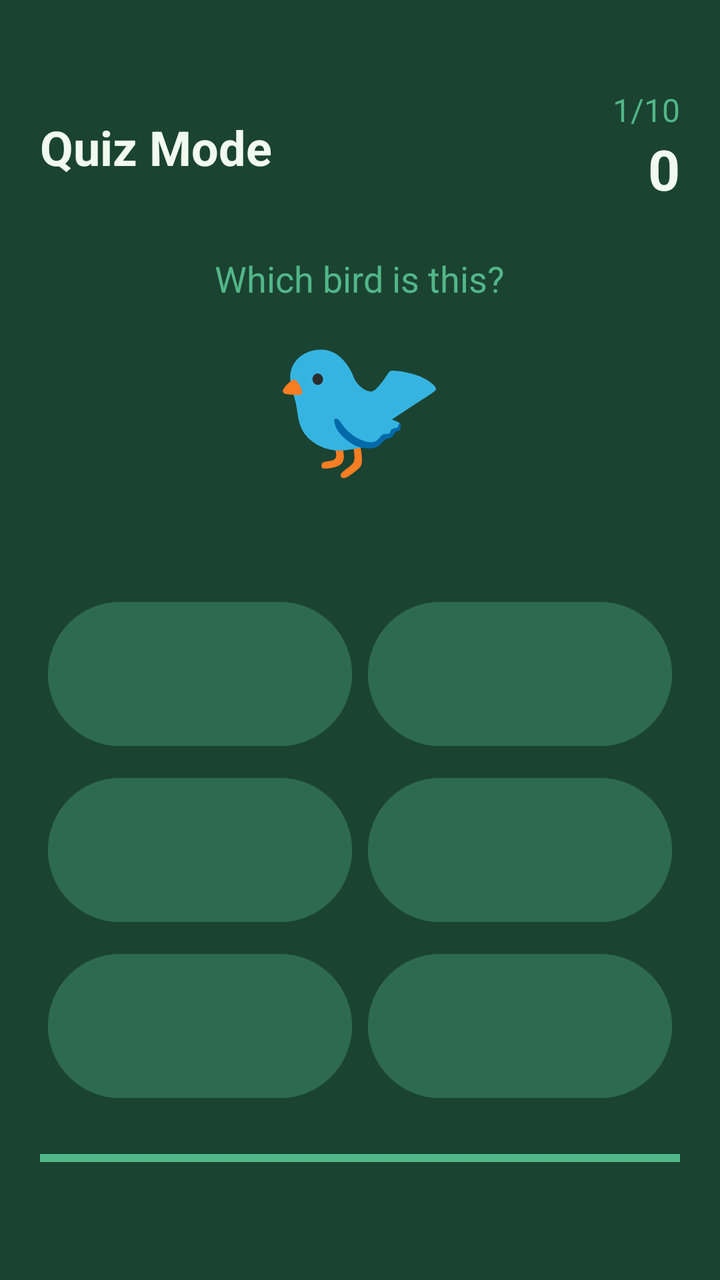
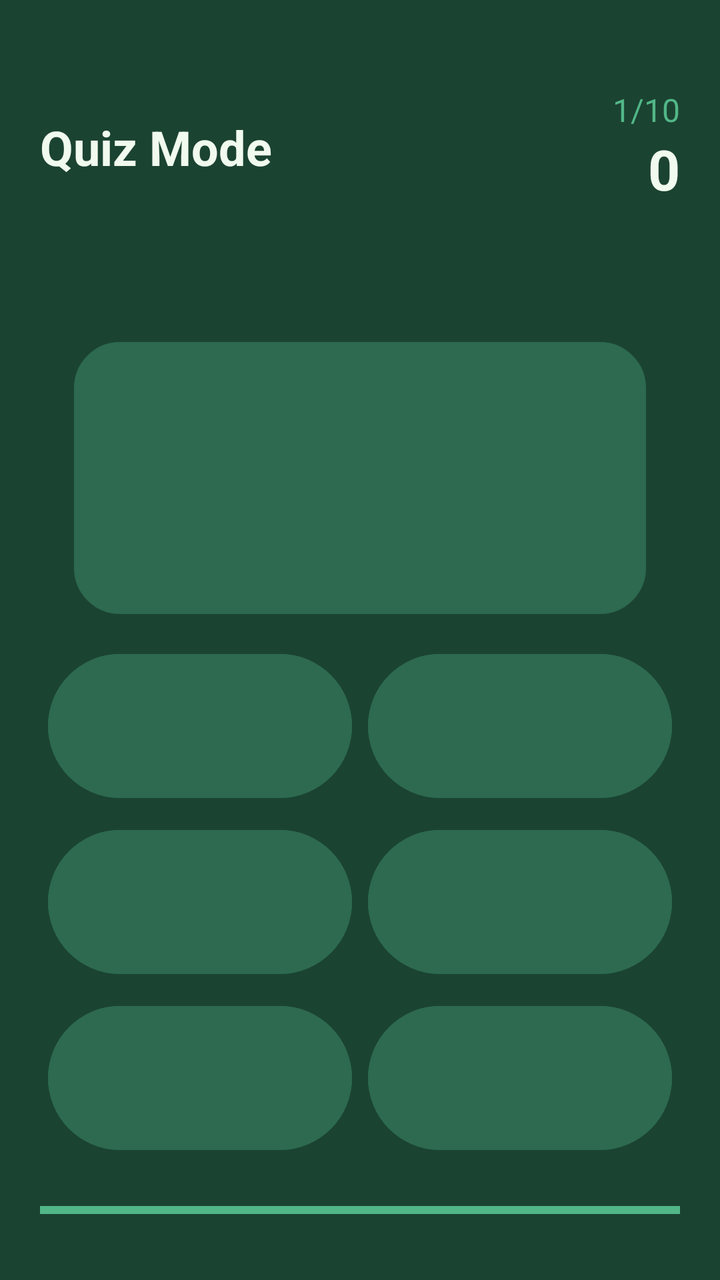

Two renders of the same Android screen: before a commit and after it. Below are the layout's source before the change and the commit's diff.
<!-- AndroidManifest.xml: application theme Theme.Birder -->
<!-- res/layout/activity_quiz.xml -->
<?xml version="1.0" encoding="utf-8"?>
<LinearLayout xmlns:android="http://schemas.android.com/apk/res/android"
    android:layout_width="match_parent"
    android:layout_height="match_parent"
    android:orientation="vertical"
    android:background="@color/green_dark"
    android:padding="20dp">

    
    <LinearLayout
        android:layout_width="match_parent"
        android:layout_height="wrap_content"
        android:orientation="horizontal"
        android:gravity="center_vertical"
        android:paddingTop="24dp"
        android:paddingBottom="16dp">

        <TextView
            android:layout_width="0dp"
            android:layout_height="wrap_content"
            android:layout_weight="1"
            android:text="Quiz Mode"
            android:textSize="24sp"
            android:textColor="@color/cream"
            android:textStyle="bold" />

        
        <LinearLayout
            android:layout_width="wrap_content"
            android:layout_height="wrap_content"
            android:orientation="vertical"
            android:gravity="end">

            <TextView
                android:id="@+id/tvProgress"
                android:layout_width="wrap_content"
                android:layout_height="wrap_content"
                android:text="1/10"
                android:textSize="16sp"
                android:textColor="@color/green_light" />

            <TextView
                android:id="@+id/tvScore"
                android:layout_width="wrap_content"
                android:layout_height="wrap_content"
                android:text="0"
                android:textSize="28sp"
                android:textColor="@color/cream"
                android:textStyle="bold" />
        </LinearLayout>
    </LinearLayout>

    
    <LinearLayout
        android:layout_width="match_parent"
        android:layout_height="0dp"
        android:layout_weight="1"
        android:gravity="center"
        android:orientation="vertical"
        android:layout_marginBottom="15dp">

        <TextView
            android:layout_width="wrap_content"
            android:layout_height="wrap_content"
            android:paddingTop="8dp"
            android:text="Which bird is this?"
            android:textColor="@color/green_light"
            android:textSize="18sp" />

        
        <TextView
            android:id="@+id/tvBirdEmoji"
            android:layout_width="wrap_content"
            android:layout_height="wrap_content"
            android:text="🐦"
            android:textSize="72sp"
            android:paddingBottom="12dp" />

        <TextView
            android:id="@+id/tvCommonName"
            android:layout_width="wrap_content"
            android:layout_height="wrap_content"
            android:textSize="26sp"
            android:textColor="@color/cream"
            android:textStyle="bold"
            android:gravity="center"
            android:paddingBottom="4dp" />

        <TextView
            android:id="@+id/tvScientificName"
            android:layout_width="wrap_content"
            android:layout_height="wrap_content"
            android:textSize="15sp"
            android:textColor="@color/green_light"
            android:textStyle="italic"
            android:gravity="center"
            android:paddingBottom="4dp" />

        <TextView
            android:id="@+id/tvSoundType"
            android:layout_width="wrap_content"
            android:layout_height="wrap_content"
            android:textSize="13sp"
            android:textColor="@color/green_light"
            android:paddingBottom="32dp" />

    </LinearLayout>

    
    <LinearLayout
        android:layout_width="match_parent"
        android:layout_height="wrap_content"
        android:orientation="vertical"
        android:layout_marginBottom="16dp">

        
        <LinearLayout
            android:layout_width="match_parent"
            android:layout_height="wrap_content"
            android:orientation="horizontal">

            <Button
                android:id="@+id/btnAnswer1"
                android:layout_width="0dp"
                android:layout_height="80dp"
                android:layout_weight="1"
                android:layout_margin="4dp"
                android:textSize="13sp"
                android:textColor="@color/cream"
                android:backgroundTint="@color/green_mid"
                android:gravity="center"
                android:maxLines="2"
                android:ellipsize="end" />

            <Button
                android:id="@+id/btnAnswer2"
                android:layout_width="0dp"
                android:layout_height="80dp"
                android:layout_weight="1"
                android:layout_margin="4dp"
                android:textSize="13sp"
                android:textColor="@color/cream"
                android:backgroundTint="@color/green_mid"
                android:gravity="center"
                android:maxLines="2"
                android:ellipsize="end" />

        </LinearLayout>

        
        <LinearLayout
            android:layout_width="match_parent"
            android:layout_height="wrap_content"
            android:orientation="horizontal">

            <Button
                android:id="@+id/btnAnswer3"
                android:layout_width="0dp"
                android:layout_height="80dp"
                android:layout_weight="1"
                android:layout_margin="4dp"
                android:textSize="13sp"
                android:textColor="@color/cream"
                android:backgroundTint="@color/green_mid"
                android:gravity="center"
                android:maxLines="2"
                android:ellipsize="end" />

            <Button
                android:id="@+id/btnAnswer4"
                android:layout_width="0dp"
                android:layout_height="80dp"
                android:layout_weight="1"
                android:layout_margin="4dp"
                android:textSize="13sp"
                android:textColor="@color/cream"
                android:backgroundTint="@color/green_mid"
                android:gravity="center"
                android:maxLines="2"
                android:ellipsize="end" />

        </LinearLayout>

        
        <LinearLayout
            android:layout_width="match_parent"
            android:layout_height="wrap_content"
            android:orientation="horizontal">

            <Button
                android:id="@+id/btnAnswer5"
                android:layout_width="0dp"
                android:layout_height="80dp"
                android:layout_weight="1"
                android:layout_margin="4dp"
                android:textSize="13sp"
                android:textColor="@color/cream"
                android:backgroundTint="@color/green_mid"
                android:gravity="center"
                android:maxLines="2"
                android:ellipsize="end" />

            <Button
                android:id="@+id/btnAnswer6"
                android:layout_width="0dp"
                android:layout_height="80dp"
                android:layout_weight="1"
                android:layout_margin="4dp"
                android:textSize="13sp"
                android:textColor="@color/cream"
                android:backgroundTint="@color/green_mid"
                android:gravity="center"
                android:maxLines="2"
                android:ellipsize="end" />

        </LinearLayout>

    </LinearLayout>

    
    <ProgressBar
        android:id="@+id/progressBarTime"
        style="?android:attr/progressBarStyleHorizontal"
        android:layout_width="match_parent"
        android:layout_height="12dp"
        android:progressTint="@color/green_light"
        android:progressBackgroundTint="@color/green_mid"
        android:max="50"
        android:progress="50"
        android:layout_marginBottom="35dp" />

</LinearLayout>
<!-- resources referenced by this layout -->
<resources>
  <color name="cream">#F1FAEE</color>
  <color name="green_dark">#1B4332</color>
  <color name="green_light">#52B788</color>
  <color name="green_mid">#2D6A4F</color>
  <style name="Theme.Birder" parent="Base.Theme.Birder" />
  <style name="Base.Theme.Birder" parent="Theme.Material3.DayNight.NoActionBar">
          
          
      </style>
</resources>

<!-- the commit's change to res/layout/activity_quiz.xml (unified diff, before → after) -->
@@ -55,9 +55,11 @@
         android:layout_width="match_parent"
         android:layout_height="0dp"
         android:layout_weight="1"
+        android:paddingTop="16dp"
+        android:paddingBottom="16dp"
         android:gravity="center"
         android:orientation="vertical"
-        android:layout_marginBottom="15dp">
+        android:layout_marginBottom="50dp">
 
         <TextView
             android:layout_width="wrap_content"
@@ -75,38 +77,68 @@
             android:text="🐦"
             android:textSize="72sp"
             android:paddingBottom="12dp" />
-
-        <TextView
-            android:id="@+id/tvCommonName"
-            android:layout_width="wrap_content"
-            android:layout_height="wrap_content"
-            android:textSize="26sp"
-            android:textColor="@color/cream"
-            android:textStyle="bold"
+    </LinearLayout>
+
+
+    
+
+
+    
+    <LinearLayout
+        android:layout_width="match_parent"
+        android:layout_height="150dp"
+        android:orientation="horizontal"
+        android:gravity="center"
+        android:paddingStart="15dp"
+        android:paddingEnd="15dp"
+        android:paddingBottom="10dp">
+
+        <LinearLayout
+            android:id="@+id/layoutBirdInfo"
+            android:layout_width="match_parent"
+            android:layout_height="match_parent"
+            android:background="@drawable/dialog_bg"
+            android:orientation="vertical"
             android:gravity="center"
-            android:paddingBottom="4dp" />
-
-        <TextView
-            android:id="@+id/tvScientificName"
-            android:layout_width="wrap_content"
-            android:layout_height="wrap_content"
-            android:textSize="15sp"
-            android:textColor="@color/green_light"
-            android:textStyle="italic"
-            android:gravity="center"
-            android:paddingBottom="4dp" />
-
-        <TextView
-            android:id="@+id/tvSoundType"
-            android:layout_width="wrap_content"
-            android:layout_height="wrap_content"
-            android:textSize="13sp"
-            android:textColor="@color/green_light"
-            android:paddingBottom="32dp" />
-
-    </LinearLayout>
-
-    
+            android:padding="12dp">
+
+            <TextView
+                android:id="@+id/tvQuizSlovenianName"
+                android:layout_width="wrap_content"
+                android:layout_height="wrap_content"
+                android:textSize="20sp"
+                android:textColor="@color/cream"
+                android:textStyle="bold"
+                android:paddingBottom="2dp" />
+
+            <TextView
+                android:id="@+id/tvQuizCommonName"
+                android:layout_width="wrap_content"
+                android:layout_height="wrap_content"
+                android:textSize="14sp"
+                android:textColor="@color/cream"
+                android:paddingBottom="2dp" />
+
+            <TextView
+                android:id="@+id/tvQuizScientificName"
+                android:layout_width="wrap_content"
+                android:layout_height="wrap_content"
+                android:textSize="12sp"
+                android:textColor="@color/green_light"
+                android:textStyle="italic"
+                android:paddingBottom="4dp" />
+
+            <TextView
+                android:id="@+id/tvQuizMeta"
+                android:layout_width="wrap_content"
+                android:layout_height="wrap_content"
+                android:textSize="11sp"
+                android:textColor="@color/green_light" />
+
+        </LinearLayout>
+
+    </LinearLayout>
+
     <LinearLayout
         android:layout_width="match_parent"
         android:layout_height="wrap_content"
<!-- resource entries referenced after the edit -->
@@ -4,6 +4,24 @@
   <color name="green_dark">#1B4332</color>
   <color name="green_light">#52B788</color>
   <color name="green_mid">#2D6A4F</color>
+  <!-- drawable dialog_bg (drawable) -->
+  <?xml version="1.0" encoding="utf-8"?>
+  <shape xmlns:android="http://schemas.android.com/apk/res/android">
+      
+      <solid android:color="@color/green_mid"/>
+  
+      <corners android:radius="24dp"/>
+  
+      <stroke
+          android:width="2dp"
+          android:color="@color/green_dark"/>
+  
+      <padding
+          android:left="24dp"
+          android:top="24dp"
+          android:right="24dp"
+          android:bottom="24dp"/>
+  </shape>
   <style name="Theme.Birder" parent="Base.Theme.Birder" />
   <style name="Base.Theme.Birder" parent="Theme.Material3.DayNight.NoActionBar">
           
